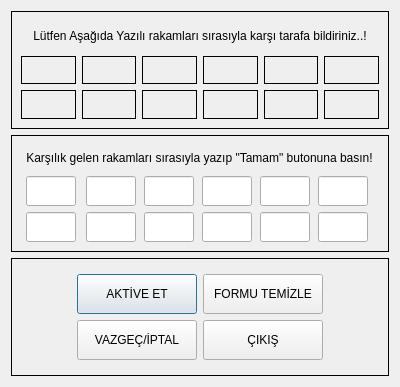
This is ui/ui_files/licence.ui in AyhanErcan70/SATTUP as Qt 5 draws it before an edit. The edited form follows.
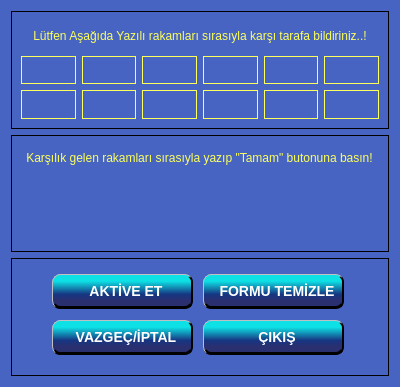
This is the edited form.

```diff
--- a/ui/ui_files/licence.ui
+++ b/ui/ui_files/licence.ui
@@ -13,6 +13,48 @@
   <property name="windowTitle">
    <string>Dialog</string>
   </property>
+  <property name="styleSheet">
+   <string notr="true">#main_dialog{background-color: #4764c3;}
+QLabel{
+background-color: none;
+color:#fcff5d;
+font: 'Grenada';
+font-size: 14px;
+}
+QLabel#lbl_text_1, #lbl_text_2{
+background-color: none;
+color:#fcff5d;
+font: 'Yu Gothic UI';
+font-size: 12px;}
+QPushButton {background-color: qlineargradient(x1:0, y1:0, x2:0, y2:1, stop:0.2 #0ee1e5, stop: 0.6 #3aa7b3, stop: 0.6 #163682, stop: 0.8 #2a2f6f);
+    color: #fff;
+    font-family: 'DatonaPro'; font-size: 14px; font-weight: bold; text-align: center;
+    border-radius: 8px; border-top: 1px solid #C0C0C0; border-left: 1px solid #C0C0C0; border-right: 2px solid #000; 
+	border-bottom: 3px solid #000; 
+    padding-left : 8px;
+    margin-right: 4px;  margin-bottom: 5px;  
+    min-width: 130px;
+	min-height: 30px;}
+QPushButton:hover {
+color:#d9cc37;
+}
+QPushButton:pressed {
+color:red;
+padding-top: 5px;
+}
+QLineEdit{
+border: none;
+color:#ffaa00;
+background-color: transparent;
+font: 'Grenada';
+font-size: 14px;
+}
+QLineEdit:focus{
+color: black;
+background-color:#fff89b;
+border-radius: 4px solid #000;
+}</string>
+  </property>
   <layout class="QGridLayout" name="gridLayout_7">
    <item row="0" column="0">
     <widget class="QFrame" name="top_frame">
@@ -30,8 +72,9 @@
           <property name="font">
            <font>
             <family>Courier New</family>
-            <pointsize>16</pointsize>
-            <bold>true</bold>
+            <pointsize>-1</pointsize>
+            <italic>false</italic>
+            <bold>false</bold>
            </font>
           </property>
           <property name="frameShape">
@@ -50,8 +93,9 @@
           <property name="font">
            <font>
             <family>Courier New</family>
-            <pointsize>16</pointsize>
-            <bold>true</bold>
+            <pointsize>-1</pointsize>
+            <italic>false</italic>
+            <bold>false</bold>
            </font>
           </property>
           <property name="frameShape">
@@ -70,8 +114,9 @@
           <property name="font">
            <font>
             <family>Courier New</family>
-            <pointsize>16</pointsize>
-            <bold>true</bold>
+            <pointsize>-1</pointsize>
+            <italic>false</italic>
+            <bold>false</bold>
            </font>
           </property>
           <property name="frameShape">
@@ -90,8 +135,9 @@
           <property name="font">
            <font>
             <family>Courier New</family>
-            <pointsize>16</pointsize>
-            <bold>true</bold>
+            <pointsize>-1</pointsize>
+            <italic>false</italic>
+            <bold>false</bold>
            </font>
           </property>
           <property name="frameShape">
@@ -110,8 +156,9 @@
           <property name="font">
            <font>
             <family>Courier New</family>
-            <pointsize>16</pointsize>
-            <bold>true</bold>
+            <pointsize>-1</pointsize>
+            <italic>false</italic>
+            <bold>false</bold>
            </font>
           </property>
           <property name="frameShape">
@@ -130,8 +177,9 @@
           <property name="font">
            <font>
             <family>Courier New</family>
-            <pointsize>16</pointsize>
-            <bold>true</bold>
+            <pointsize>-1</pointsize>
+            <italic>false</italic>
+            <bold>false</bold>
            </font>
           </property>
           <property name="frameShape">
@@ -150,8 +198,9 @@
           <property name="font">
            <font>
             <family>Courier New</family>
-            <pointsize>16</pointsize>
-            <bold>true</bold>
+            <pointsize>-1</pointsize>
+            <italic>false</italic>
+            <bold>false</bold>
            </font>
           </property>
           <property name="frameShape">
@@ -170,8 +219,9 @@
           <property name="font">
            <font>
             <family>Courier New</family>
-            <pointsize>16</pointsize>
-            <bold>true</bold>
+            <pointsize>-1</pointsize>
+            <italic>false</italic>
+            <bold>false</bold>
            </font>
           </property>
           <property name="frameShape">
@@ -190,8 +240,9 @@
           <property name="font">
            <font>
             <family>Courier New</family>
-            <pointsize>16</pointsize>
-            <bold>true</bold>
+            <pointsize>-1</pointsize>
+            <italic>false</italic>
+            <bold>false</bold>
            </font>
           </property>
           <property name="frameShape">
@@ -210,8 +261,9 @@
           <property name="font">
            <font>
             <family>Courier New</family>
-            <pointsize>16</pointsize>
-            <bold>true</bold>
+            <pointsize>-1</pointsize>
+            <italic>false</italic>
+            <bold>false</bold>
            </font>
           </property>
           <property name="frameShape">
@@ -230,8 +282,9 @@
           <property name="font">
            <font>
             <family>Courier New</family>
-            <pointsize>16</pointsize>
-            <bold>true</bold>
+            <pointsize>-1</pointsize>
+            <italic>false</italic>
+            <bold>false</bold>
            </font>
           </property>
           <property name="frameShape">
@@ -250,8 +303,9 @@
           <property name="font">
            <font>
             <family>Courier New</family>
-            <pointsize>16</pointsize>
-            <bold>true</bold>
+            <pointsize>-1</pointsize>
+            <italic>false</italic>
+            <bold>false</bold>
            </font>
           </property>
           <property name="frameShape">
@@ -627,8 +681,8 @@
           </property>
           <property name="minimumSize">
            <size>
-            <width>120</width>
-            <height>40</height>
+            <width>145</width>
+            <height>39</height>
            </size>
           </property>
           <property name="maximumSize">
@@ -652,8 +706,8 @@
           </property>
           <property name="minimumSize">
            <size>
-            <width>120</width>
-            <height>40</height>
+            <width>145</width>
+            <height>39</height>
            </size>
           </property>
           <property name="maximumSize">
@@ -677,8 +731,8 @@
           </property>
           <property name="minimumSize">
            <size>
-            <width>120</width>
-            <height>40</height>
+            <width>145</width>
+            <height>39</height>
            </size>
           </property>
           <property name="maximumSize">
@@ -702,8 +756,8 @@
           </property>
           <property name="minimumSize">
            <size>
-            <width>120</width>
-            <height>40</height>
+            <width>145</width>
+            <height>39</height>
            </size>
           </property>
           <property name="maximumSize">
```
